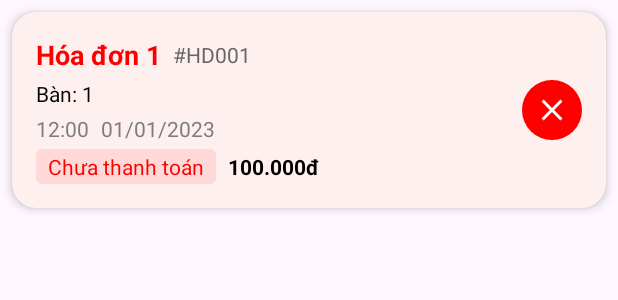
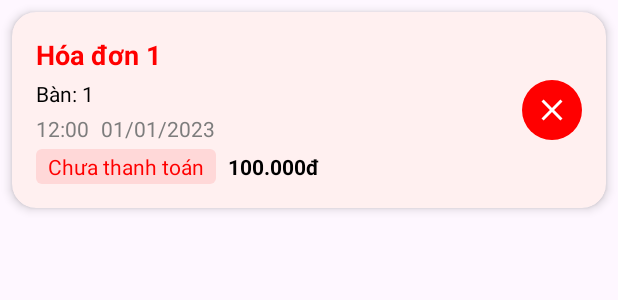
Before and after one commit to NgVietAnh24/ChuyenDeDiDong, an Android app: the layout invoice_list_item.xml on its own in the app's theme, with its tools: preview values and no code run, on a phone screen of 412 x 824 dp. Shown: the top 300 px of the screen. Run offline under Robolectric (Android 15) with nearby library versions, the phone set to English and light mode, and no system bars.

Commit message:
Update giao diện hóa đơn

```diff
--- a/app/src/main/java/vn/posicode/chuyende/QuanLyHoaDon/InvoiceAdapter.java
+++ b/app/src/main/java/vn/posicode/chuyende/QuanLyHoaDon/InvoiceAdapter.java
@@ -46,7 +46,7 @@ public class InvoiceAdapter extends ArrayAdapter<Invoice> {
         Invoice invoice = getItem(position);
 
         if (invoice != null) {
-            TextView hdIdTextView = convertView.findViewById(R.id.hdIdTextView);
+            //TextView hdIdTextView = convertView.findViewById(R.id.hdIdTextView);
             TextView titleTextView = convertView.findViewById(R.id.invoiceTitleTextView);
             TextView timeTextView = convertView.findViewById(R.id.invoiceTimeTextView);
             TextView dateTextView = convertView.findViewById(R.id.invoiceDateTextView);
@@ -55,7 +55,7 @@ public class InvoiceAdapter extends ArrayAdapter<Invoice> {
             TextView totalTextView = convertView.findViewById(R.id.totalTextView);
             ImageButton deleteButton = convertView.findViewById(R.id.deleteButton);
 
-            hdIdTextView.setText("#" + invoice.getId());
+            //hdIdTextView.setText("#" + invoice.getId());
 
             titleTextView.setText(invoice.getTitle());
             timeTextView.setText(invoice.getTime());
--- a/app/src/main/res/layout/invoice_list_item.xml
+++ b/app/src/main/res/layout/invoice_list_item.xml
@@ -36,14 +36,14 @@
                 android:textStyle="bold"
                 android:textColor="#FF0000" />
 
-            <TextView
-                android:id="@+id/hdIdTextView"
-                android:layout_width="wrap_content"
-                android:layout_height="wrap_content"
-                android:text="#HD001"
-                android:textSize="14sp"
-                android:textColor="#666666"
-                android:layout_marginStart="8dp" />
+<!--            <TextView-->
+<!--                android:id="@+id/hdIdTextView"-->
+<!--                android:layout_width="wrap_content"-->
+<!--                android:layout_height="wrap_content"-->
+<!--                android:text="#HD001"-->
+<!--                android:textSize="14sp"-->
+<!--                android:textColor="#666666"-->
+<!--                android:layout_marginStart="8dp" />-->
         </LinearLayout>
 
         <TextView
```
